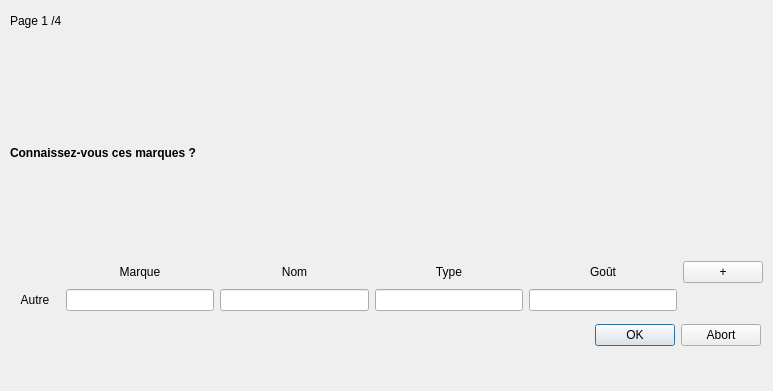
The window that QTProjectS6/sondage_page1.ui (LeoGaudias/QTProjectS6) describes before a commit, drawn with Qt 5.
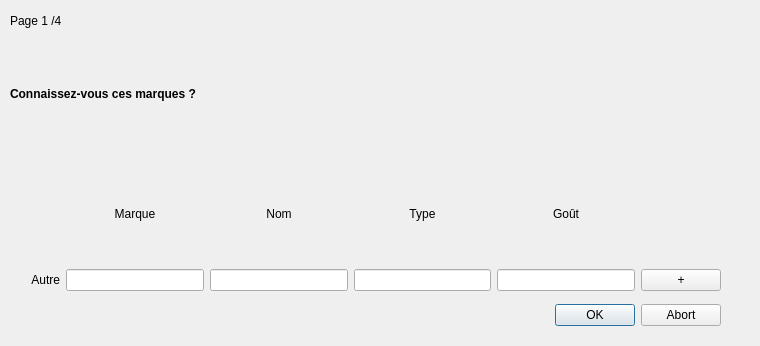
The same window after the commit.

Commit message: merge + ajout de sondage_page2, début de gestion de la sauvegarde de la page1 et modif mineurs

```diff
--- a/QTProjectS6/sondage_page1.ui
+++ b/QTProjectS6/sondage_page1.ui
@@ -6,8 +6,8 @@
    <rect>
     <x>0</x>
     <y>0</y>
-    <width>773</width>
-    <height>391</height>
+    <width>760</width>
+    <height>346</height>
    </rect>
   </property>
   <property name="windowTitle">
@@ -29,9 +29,9 @@
   <widget class="QDialogButtonBox" name="buttonBox">
    <property name="geometry">
     <rect>
-     <x>580</x>
-     <y>320</y>
-     <width>181</width>
+     <x>490</x>
+     <y>300</y>
+     <width>231</width>
      <height>31</height>
     </rect>
    </property>
@@ -43,8 +43,8 @@
    <property name="geometry">
     <rect>
      <x>10</x>
-     <y>50</y>
-     <width>753</width>
+     <y>30</y>
+     <width>711</width>
      <height>261</height>
     </rect>
    </property>
@@ -78,6 +78,9 @@
      <layout class="QGridLayout" name="gridLayout">
       <item row="0" column="1">
        <widget class="QLabel" name="Marque">
+        <property name="enabled">
+         <bool>true</bool>
+        </property>
         <property name="layoutDirection">
          <enum>Qt::LeftToRight</enum>
         </property>
@@ -91,11 +94,17 @@
       </item>
       <item row="1" column="0">
        <widget class="QLabel" name="autre">
+        <property name="sizePolicy">
+         <sizepolicy hsizetype="Minimum" vsizetype="Minimum">
+          <horstretch>0</horstretch>
+          <verstretch>0</verstretch>
+         </sizepolicy>
+        </property>
         <property name="text">
          <string>Autre</string>
         </property>
         <property name="alignment">
-         <set>Qt::AlignCenter</set>
+         <set>Qt::AlignRight|Qt::AlignTrailing|Qt::AlignVCenter</set>
         </property>
        </widget>
       </item>
@@ -157,7 +166,23 @@
       <item row="1" column="3">
        <widget class="QLineEdit" name="autre_type"/>
       </item>
-      <item row="0" column="5">
+      <item row="0" column="0">
+       <spacer name="horizontalSpacer">
+        <property name="orientation">
+         <enum>Qt::Horizontal</enum>
+        </property>
+        <property name="sizeType">
+         <enum>QSizePolicy::Fixed</enum>
+        </property>
+        <property name="sizeHint" stdset="0">
+         <size>
+          <width>50</width>
+          <height>20</height>
+         </size>
+        </property>
+       </spacer>
+      </item>
+      <item row="1" column="5">
        <widget class="QPushButton" name="plus">
         <property name="enabled">
          <bool>true</bool>
```
Left out of the diff: 16 changed lines with no effect on the pictures. The commit also changes 15 other files.
